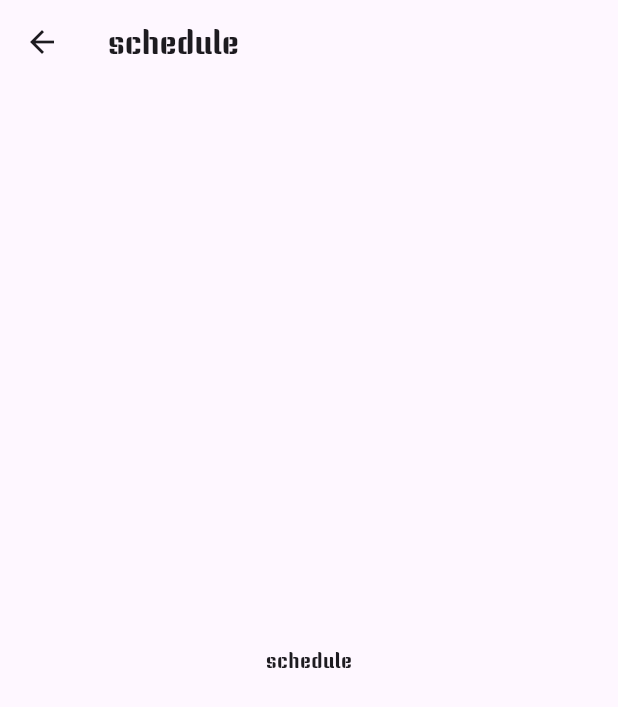
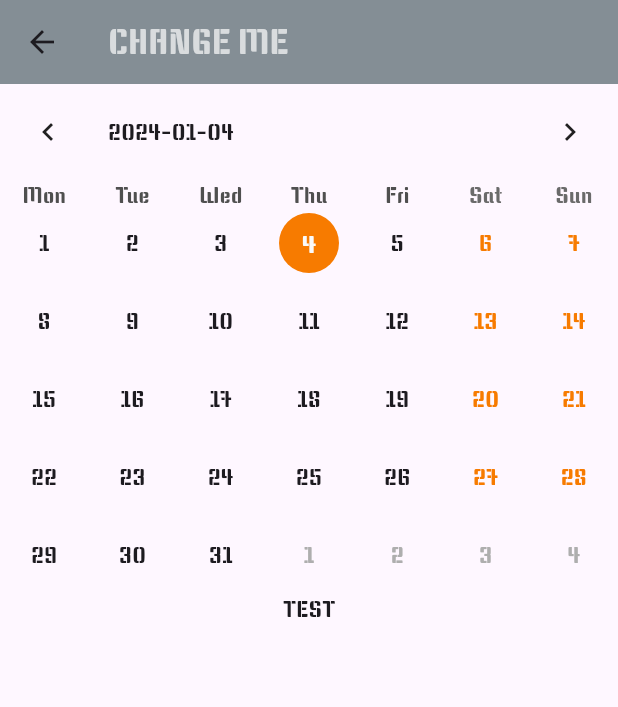
Before and after one commit to Gotcha190/gym_rent, a Flutter app: the HomePage screen opened by its route, after a tap on "Schedule", on a phone screen of 412 x 824 dp. Shown: the top 707 px of the screen. Run offline on Flutter 3.47's test engine with Material 3 defaults, Android fonts, the phone set to English and light mode, and no system bars; drawn by our look-alikes of table_calendar; our stand-ins replace cloud_firestore, firebase_auth, firebase_core, flutter_custom_clippers, sizer; accounts and stored records are empty; generated files the repository leaves out were written again; network calls fail.

Commit message:
Added Calendar (not working events),Multidex for 64K reference limit and code cleanup

```diff
--- /dev/null
+++ b/lib/components/calendar.dart
@@ -0,0 +1,123 @@
+import 'dart:collection';
+
+import 'package:cloud_firestore/cloud_firestore.dart';
+import 'package:flutter/material.dart';
+import 'package:table_calendar/table_calendar.dart';
+import 'package:gym_rent/constants/colorPalette.dart';
+
+import '../models/events_model.dart';
+
+class Calendar extends StatefulWidget {
+  final DateTime? initialDate;
+  const Calendar({Key? key, this.initialDate}) : super(key: key);
+
+  @override
+  State<Calendar> createState() => _CalendarState();
+}
+
+class _CalendarState extends State<Calendar> {
+  late DateTime _focusedDay;
+  late DateTime _firstDay;
+  late DateTime _lastDay;
+  late DateTime _selectedDay;
+  late CalendarFormat _calendarFormat;
+  late Map<DateTime, List<Event>> _events;
+
+  int getHashCode(DateTime key) {
+    return key.day * 1000000 + key.month * 10000 + key.year;
+  }
+
+  @override
+  void initState() {
+    super.initState();
+    _events = LinkedHashMap<DateTime, List<Event>>(
+      equals: isSameDay,
+      hashCode: getHashCode,
+    );
+    _focusedDay = widget.initialDate ?? DateTime.now();
+    _firstDay = widget.initialDate?.subtract(const Duration(days: 1000)) ??
+        DateTime.now().subtract(const Duration(days: 1000));
+    _lastDay = widget.initialDate?.add(const Duration(days: 1000)) ??
+        DateTime.now().add(const Duration(days: 1000));
+    _selectedDay = widget.initialDate ?? DateTime.now();
+    _calendarFormat = CalendarFormat.month;
+    _loadFirestoreEvents();
+  }
+
+  _loadFirestoreEvents() async {
+    try {
+      final snap = await FirebaseFirestore.instance
+          .collection('events')
+          .withConverter(
+        fromFirestore: Event.fromFirestore,
+        toFirestore: (Event event, options) => event.toFirestore(),
+      )
+          .get();
+
+      _events.clear();
+
+      for (var doc in snap.docs) {
+        final event = doc.data();
+        final day = DateTime.utc(event.date.year, event.date.month, event.date.day);
+        _events[day] = _events[day] ?? [];
+        _events[day]!.add(event);
+      }
+
+      setState(() {});
+    } catch (e) {
+      print("Error loading Firestore events: $e");
+    }
+  }
+
+  List _getEventsForTheDay(DateTime day) {
+    return _events[day] ?? [];
+  }
+
+  @override
+  Widget build(BuildContext context) {
+    return TableCalendar(
+      eventLoader: _getEventsForTheDay,
+      calendarFormat: _calendarFormat,
+      startingDayOfWeek: StartingDayOfWeek.monday,
+      focusedDay: _focusedDay,
+      firstDay: _firstDay,
+      lastDay: _lastDay,
+      onPageChanged: (focusedDay) {
+        setState(() {
+          _focusedDay = focusedDay;
+        });
+      },
+      selectedDayPredicate: (day) => isSameDay(day, _selectedDay),
+      onDaySelected: (selectedDay, focusedDay) {
+        print("EVENT: ${_events[selectedDay]}");
+        setState(() {
+          _selectedDay = selectedDay;
+          _focusedDay = focusedDay;
+        });
+      },
+      calendarStyle: const CalendarStyle(
+        weekendTextStyle: TextStyle(
+          color: ColorPalette.highlight,
+        ),
+        todayDecoration: BoxDecoration(
+          color: ColorPalette.secondary,
+        ),
+        selectedDecoration: BoxDecoration(
+          shape: BoxShape.circle,
+          color: ColorPalette.highlight,
+        ),
+      ),
+      calendarBuilders: CalendarBuilders(
+        headerTitleBuilder: (context, day) {
+          return Container(
+            padding: const EdgeInsets.all(8.0),
+            child: Text(day.toString().substring(0, 10)),
+          );
+        },
+      ),
+      headerStyle: const HeaderStyle(
+        formatButtonVisible: false,
+      ),
+    );
+  }
+}
--- a/lib/components/rhombus_button.dart
+++ b/lib/components/rhombus_button.dart
@@ -1,4 +1,5 @@
 import 'package:flutter/material.dart';
+import 'package:gym_rent/constants/colorPalette.dart';
 import 'package:sizer/sizer.dart';
 
 class RhombusButton extends StatelessWidget {
@@ -28,12 +29,12 @@ class RhombusButton extends StatelessWidget {
               Icon(
                 icon,
                 size: 50.sp,
-                color: Color(0xFFF8913A),
+                color: ColorPalette.highlight,
               ),
               const SizedBox(height: 5),
               Text(
                 text,
-                style: TextStyle(fontSize: 12.sp, color: const Color(0xFFF8913A)),
+                style: TextStyle(fontSize: 12.sp, color: ColorPalette.highlight),
               ),
             ],
           ),
@@ -46,7 +47,7 @@ class RhombusButton extends StatelessWidget {
 class RhombusPainter extends CustomPainter {
   @override
   void paint(Canvas canvas, Size size) {
-    final Paint paint = Paint()..color = Colors.white;
+    final Paint paint = Paint()..color = ColorPalette.primary;
 
     final double halfWidth = size.width / 2;
     final double halfHeight = size.height / 2;
--- /dev/null
+++ b/lib/constants/colorPalette.dart
@@ -0,0 +1,10 @@
+import 'dart:ui';
+
+class ColorPalette {
+  ///Primary color mostly white
+  static const primary =  Color(0xFFD9DCDE);
+  ///Secondary color grayish
+  static const secondary =  Color(0xFF848E95);
+  ///Highlight color orange
+  static const highlight =  Color(0xFFF77B00);//maybe use this color as highlight: 0xFFFA9F56
+}
--- /dev/null
+++ b/lib/models/events_model.dart
@@ -0,0 +1,37 @@
+import 'package:cloud_firestore/cloud_firestore.dart';
+
+class Event {
+  final String title;
+  final String? description;
+  final DateTime date;
+  final String id;
+  Event({
+    required this.title,
+    this.description,
+    required this.date,
+    required this.id,
+  });
+
+  factory Event.fromFirestore(DocumentSnapshot<Map<String, dynamic>> snapshot, [SnapshotOptions? options]) {
+    final data = snapshot.data()!;
+    print("Timestamp from Firestore: ${data['date']}");
+    final Timestamp timestamp = data['date'];
+    final DateTime date = timestamp.toDate();
+    print("Converted DateTime: $date");
+
+    return Event(
+      date: date,
+      title: data['title'],
+      description: data['description'],
+      id: snapshot.id,
+    );
+  }
+
+  Map<String, Object?> toFirestore() {
+    return {
+      "date": Timestamp.fromDate(date),
+      "title": title,
+      "description": description
+    };
+  }
+}
--- a/lib/pages/schedule.dart
+++ /dev/null
@@ -1,20 +0,0 @@
-import 'package:flutter/material.dart';
-
-class Schedule extends StatelessWidget {
-  const Schedule({super.key});
-
-  @override
-  Widget build(BuildContext context) {
-    final String receivedText = ModalRoute.of(context)!.settings.arguments as String;
-    final String text = receivedText.substring(1);
-
-    return Scaffold(
-      appBar: AppBar(
-        title: Text(text),
-      ),
-      body: Center(
-        child: Text(text),
-      ),
-    );
-  }
-}
--- a/lib/user_auth/pages/authentication_page.dart
+++ b/lib/views/authentication/authentication_page.dart
@@ -1,8 +1,9 @@
 import 'package:firebase_auth/firebase_auth.dart';
 import 'package:flutter/material.dart';
 import 'package:flutter_custom_clippers/flutter_custom_clippers.dart';
-import 'package:gym_rent/user_auth/pages/sign_up_page.dart';
+import 'package:gym_rent/views/authentication/sign_up_page.dart';
 import 'package:sizer/sizer.dart';
+import 'package:gym_rent/constants/colorPalette.dart';
 
 import 'forget_pwd.dart';
 import 'login_page.dart';
@@ -81,7 +82,7 @@ class _AuthenticationScreenState extends State<AuthenticationScreen> {
                 child: Container(
                   height: 50.h,
                   width: 100.w,
-                  color: const Color(0xFF848E95),
+                  color: ColorPalette.secondary,
                   child: ListView(
                     padding: EdgeInsets.only(top: 10.h, right: 5.w, left: 5.w),
                     children: [
--- a/lib/pages/homepage.dart
+++ b/lib/views/homepage.dart
@@ -4,6 +4,7 @@ import 'package:flutter_custom_clippers/flutter_custom_clippers.dart';
 import 'package:sizer/sizer.dart';
 
 import '../components/rhombus_button.dart';
+import '../constants/colorPalette.dart';
 
 class HomePage extends StatelessWidget {
   const HomePage({super.key});
@@ -67,7 +68,7 @@ class HomePage extends StatelessWidget {
                 child: Container(
                   height: 90.h,
                   width: 100.w,
-                  color: const Color(0xFF848E95),
+                  color: ColorPalette.secondary,
                   child: Padding(
                     padding: const EdgeInsets.only(top: 70.0),
                     child: Column(
@@ -84,7 +85,7 @@ class HomePage extends StatelessWidget {
                               TextSpan(
                                 text: 'Username', // TODO: Add user name to homepage from Firebase
                                 style: TextStyle(
-                                  color: Color(0xFFF8913A),
+                                  color: ColorPalette.highlight,
                                   fontWeight: FontWeight.bold,
                                 ),
                               ),
--- /dev/null
+++ b/lib/views/schedule.dart
@@ -0,0 +1,35 @@
+import 'package:flutter/material.dart';
+import 'package:gym_rent/components/calendar.dart';
+import 'package:gym_rent/constants/colorPalette.dart';
+
+class Schedule extends StatefulWidget {
+  const Schedule({super.key});
+
+  @override
+  State<Schedule> createState() => _ScheduleState();
+}
+
+class _ScheduleState extends State<Schedule> {
+  @override
+  Widget build(BuildContext context) {
+    ///TODO: Uncomment that to after set back login page
+    // final String receivedText =
+    //     ModalRoute.of(context)!.settings.arguments as String;
+    // final String text = receivedText.substring(1);
+
+    return Scaffold(
+      appBar: AppBar(
+        ///TODO: Uncomment that to after set back login page
+        // title: Text(text,style: TextStyle(color: ColorPalette.primary)),
+        title: Text("CHANGE ME",style: TextStyle(color: ColorPalette.primary)),
+        backgroundColor: ColorPalette.secondary,
+      ),
+      body: Column(
+        children: [
+          Calendar(),
+          Text("TEST"),
+        ],
+      ),
+    );
+  }
+}
--- a/pubspec.yaml
+++ b/pubspec.yaml
@@ -37,8 +37,10 @@ dependencies:
   sizer: ^2.0.15
   flutter_custom_clippers: ^2.1.0
   firebase_auth: ^4.12.0
-  firebase_core: ^2.20.0
+  firebase_core: ^2.24.2
   font_awesome_flutter: ^10.6.0
+  table_calendar: ^3.0.9
+  cloud_firestore: ^4.13.6
 
 dev_dependencies:
   flutter_test:
```
Also changed, not shown: lib/main.dart (+9 -10 lines), lib/views/authentication/forget_pwd.dart (renamed from lib/user_auth/pages/forget_pwd.dart, +5 -3 lines), lib/views/authentication/login_page.dart (renamed from lib/user_auth/pages/login_page.dart, +11 -10 lines), lib/views/authentication/sign_up_page.dart (renamed from lib/user_auth/pages/sign_up_page.dart, +11 -10 lines), lib/services/firebase_auth/firebase_auth_services.dart (renamed from lib/user_auth/firebase_auth/firebase_auth_services.dart), lib/views/attendees.dart (renamed from lib/pages/attendees.dart), lib/views/my_classes.dart (renamed from lib/pages/my_classes.dart), lib/views/settings.dart (renamed from lib/pages/settings.dart), pubspec.lock, 1 other file.
